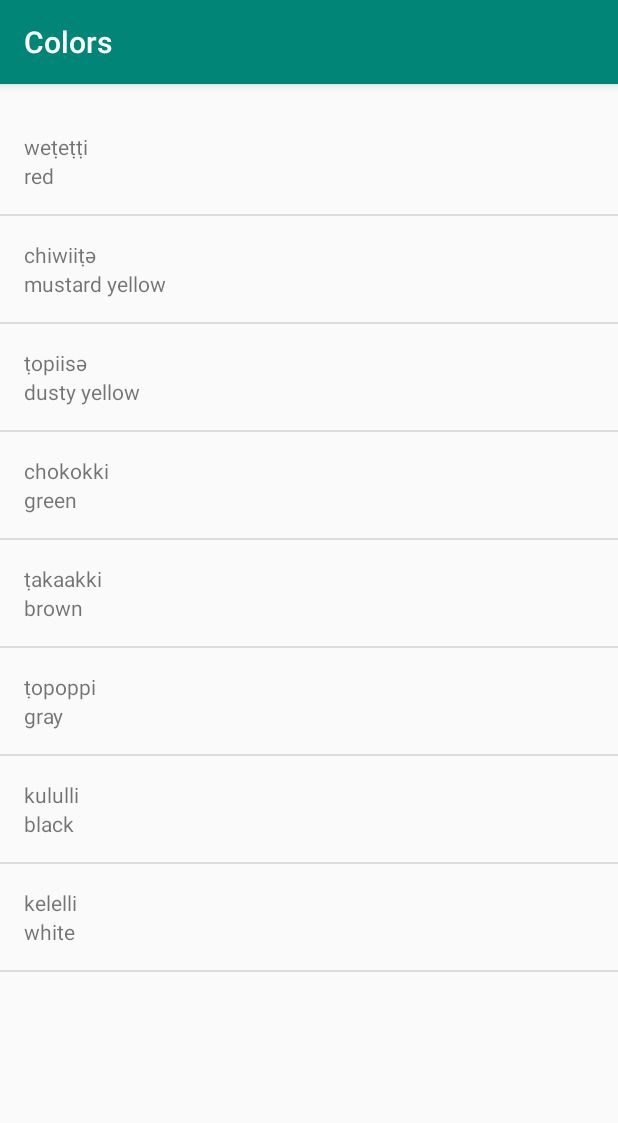
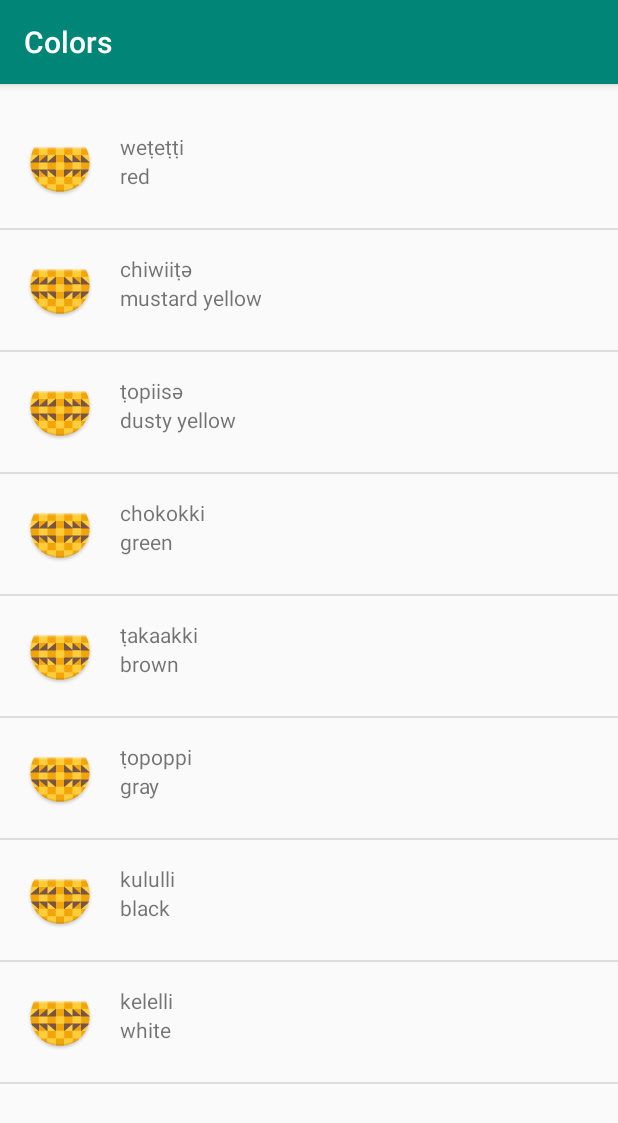
Before and after one commit to FadyFawzyOfficial/Miwok, an Android app: the ColorsActivity screen opened directly, with no data from a screen before it, on a phone screen of 412 x 824 dp. Shown: the top 1123 px of the screen. Run offline under Robolectric (Android 15) with nearby library versions, the light colour scheme and no system bars.

Commit message:
1.16 Add ImageView to list item layout

```diff
--- a/app/src/main/res/layout/list_item.xml
+++ b/app/src/main/res/layout/list_item.xml
@@ -1,18 +1,31 @@
-<?xml version="1.0" encoding="utf-8"?><!-- Layout for a single list item -->
+<?xml version="1.0" encoding="utf-8"?>
+
+<!-- Layout for a single list item -->
 <LinearLayout
 	xmlns:android = "http://schemas.android.com/apk/res/android"
 	xmlns:tools = "http://schemas.android.com/tools"
 	android:layout_width = "match_parent"
+	android:layout_height = "wrap_content"
+	android:padding = "16dp">
+
+	<ImageView
+		android:id = "@+id/image"
+		android:layout_width = "wrap_content"
+		android:layout_height = "wrap_content"
+		android:src = "@mipmap/ic_launcher" />
+
+	<LinearLayout
+		android:id = "@+id/text_container"
+		android:layout_width = "match_parent"
 		android:layout_height = "match_parent"
 		android:orientation = "vertical"
-	android:padding = "16dp">
+		android:paddingLeft = "16dp">
 
 		<TextView
 			android:id = "@+id/miwok_translation_text_view"
 			android:layout_width = "match_parent"
 			android:layout_height = "wrap_content"
 			tools:text = "lutti" />
-
 		<TextView
 			android:id = "@+id/default_translation_text_view"
 			android:layout_width = "match_parent"
@@ -20,3 +33,5 @@
 			tools:text = "one" />
 
 	</LinearLayout>
+
+</LinearLayout>
--- a/app/src/main/res/mipmap-anydpi-v26/ic_launcher.xml
+++ /dev/null
@@ -1,6 +0,0 @@
-<?xml version="1.0" encoding="utf-8"?>
-<adaptive-icon
-	xmlns:android = "http://schemas.android.com/apk/res/android">
-    <background android:drawable = "@drawable/ic_launcher_background" />
-    <foreground android:drawable = "@drawable/ic_launcher_foreground" />
-</adaptive-icon>
```
Also changed, not shown: app/src/main/res/mipmap-hdpi/ic_launcher.png, app/src/main/res/mipmap-mdpi/ic_launcher.png, app/src/main/res/mipmap-xhdpi/ic_launcher.png, app/src/main/res/mipmap-xxhdpi/ic_launcher.png, app/src/main/res/mipmap-xxxhdpi/ic_launcher.png. Lines whose indentation alone changed are shown as unchanged.
